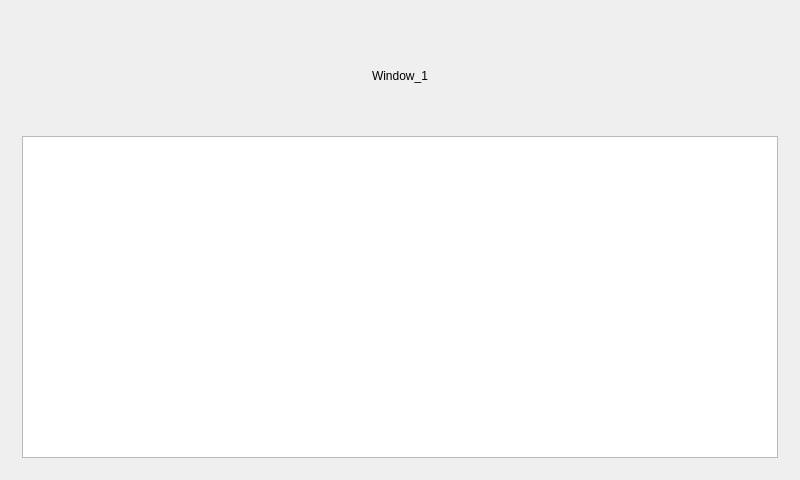
Before: the Qt Designer form mainwindow.ui in andrewd80lvl/TaskBook, drawn with Qt 5.
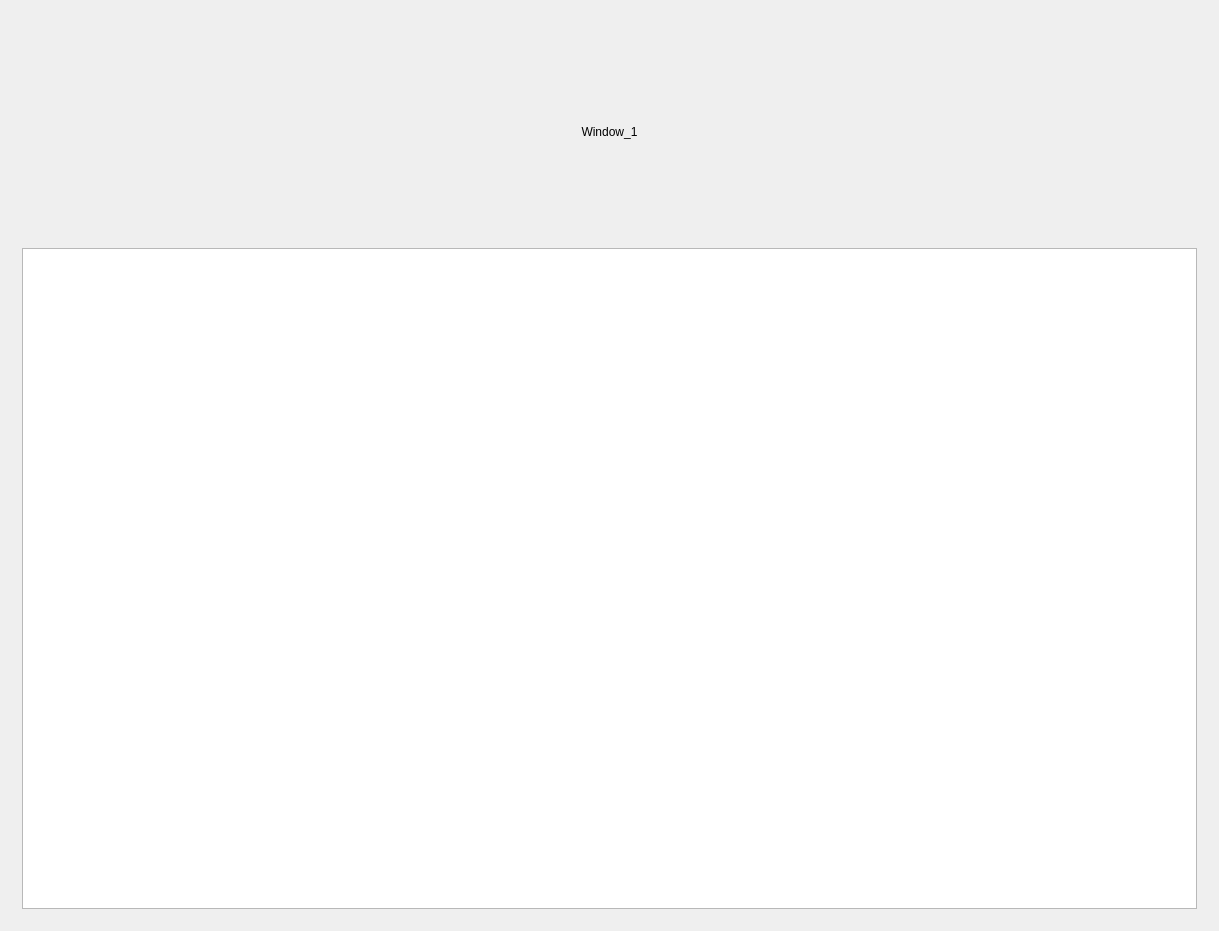
After: the same form once the commit is applied.

What changed in the file:
```diff
--- a/mainwindow.ui
+++ b/mainwindow.ui
@@ -6,8 +6,8 @@
    <rect>
     <x>0</x>
     <y>0</y>
-    <width>800</width>
-    <height>480</height>
+    <width>1219</width>
+    <height>931</height>
    </rect>
   </property>
   <property name="windowTitle">
@@ -61,7 +61,7 @@
              <enum>QAbstractItemView::ScrollPerItem</enum>
             </property>
             <property name="spacing">
-             <number>20</number>
+             <number>5</number>
             </property>
             <property name="modelColumn">
              <number>0</number>
```
